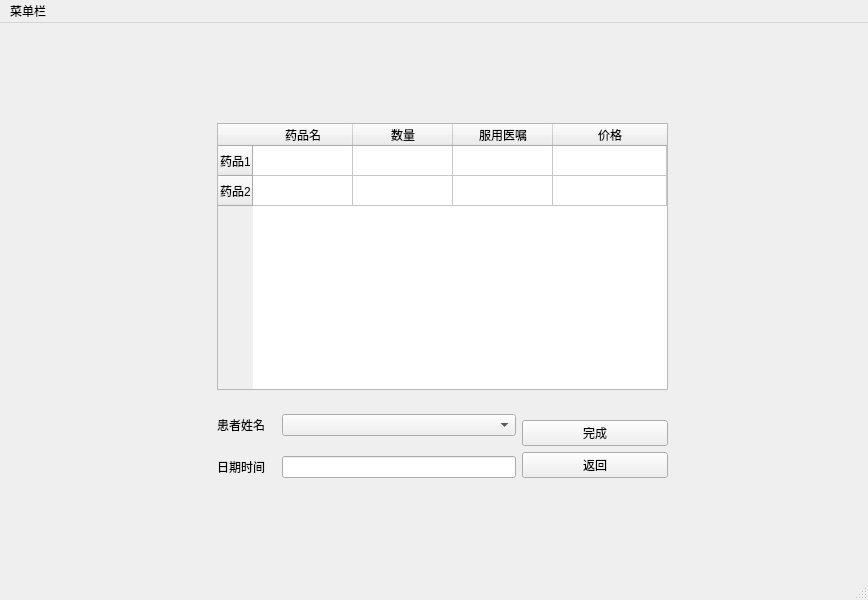
Above: ui/EditRecipeAndPaymentOrder.ui from BottleOfErie/SmartHospital before the change. Below: the same form after it.
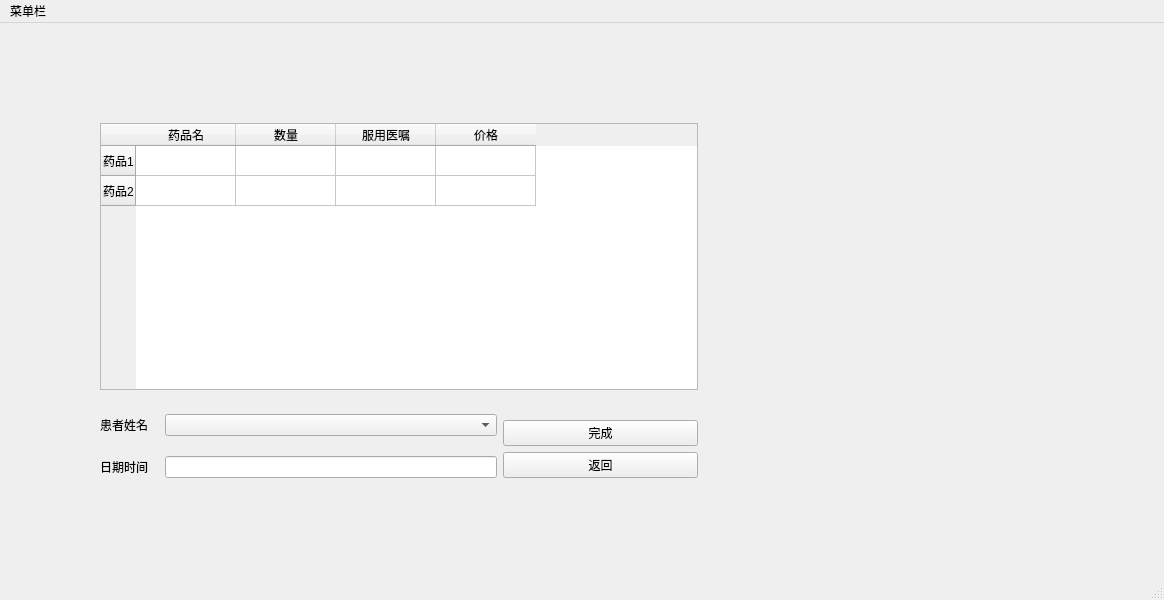
That is the form after the change. Icons and pictures are not drawn.

Patch:
```diff
--- a/ui/EditRecipeAndPaymentOrder.ui
+++ b/ui/EditRecipeAndPaymentOrder.ui
@@ -6,7 +6,7 @@
    <rect>
     <x>0</x>
     <y>0</y>
-    <width>868</width>
+    <width>1164</width>
     <height>600</height>
    </rect>
   </property>
@@ -22,13 +22,13 @@
    </property>
    <layout class="QGridLayout" name="gridLayout">
     <property name="leftMargin">
-     <number>217</number>
+     <number>100</number>
     </property>
     <property name="topMargin">
      <number>100</number>
     </property>
     <property name="rightMargin">
-     <number>200</number>
+     <number>466</number>
     </property>
     <property name="bottomMargin">
      <number>100</number>
@@ -54,10 +54,10 @@
     <item row="0" column="0" colspan="3">
      <widget class="QTableWidget" name="tableWidget">
       <attribute name="horizontalHeaderShowSortIndicator" stdset="0">
-       <bool>true</bool>
+       <bool>false</bool>
       </attribute>
       <attribute name="horizontalHeaderStretchLastSection">
-       <bool>true</bool>
+       <bool>false</bool>
       </attribute>
       <row>
        <property name="text">
@@ -138,7 +138,7 @@
     <rect>
      <x>0</x>
      <y>0</y>
-     <width>868</width>
+     <width>1164</width>
      <height>28</height>
     </rect>
    </property>
```
Left out of the diff: 4 changed lines with no effect on the pictures.
